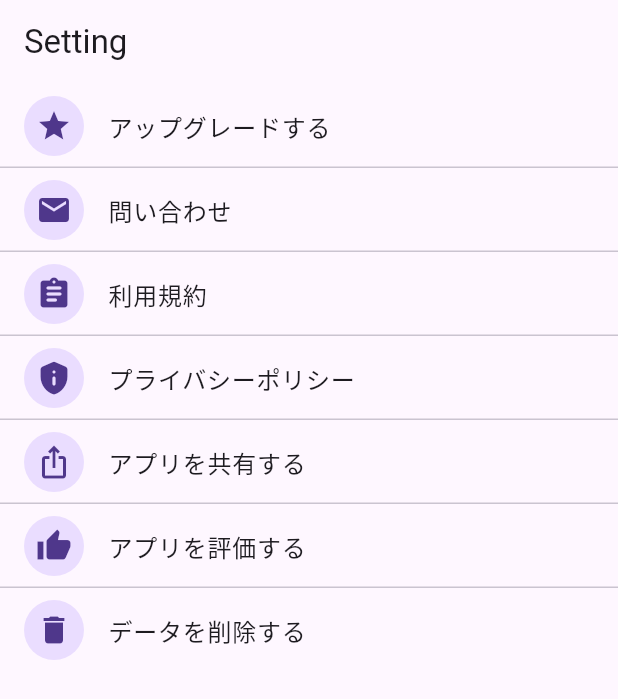
After one commit to zakiyamaaaaa/psycho, a Flutter app: the SettingView screen opened directly, on a phone screen of 412 x 824 dp. The commit adds this screen. Shown: the top 699 px of the screen. Run offline on Flutter 3.47's test engine with Material 3 defaults, Android fonts, the light colour scheme and no system bars; our stand-ins replace flutter_riverpod, isar, riverpod_annotation; accounts and stored records are empty; generated files the repository leaves out were written again.

```diff
--- a/lib/model/question.dart
+++ b/lib/model/question.dart
@@ -28,12 +28,14 @@ class Option {
   late String text;
   late String answer1;
   late String answer2;
+  bool isSelected = false;
 }
 
 enum Category {
   love(0),
   business(1),
-  relationship(2);
+  relationship(2),
+  character(3);
 
   const Category(this.num);
 
--- a/lib/provider/tab_provider.dart
+++ b/lib/provider/tab_provider.dart
@@ -4,7 +4,8 @@ part 'tab_provider.g.dart';
 
 enum TabType {
   home,
-  history
+  history,
+  setting
 }
 
 @riverpod
--- /dev/null
+++ b/lib/view/setting_view.dart
@@ -0,0 +1,72 @@
+
+import 'package:flutter/material.dart';
+
+class SettingView extends StatelessWidget {
+  @override
+  Widget build(BuildContext context) {
+    return Scaffold(
+      appBar: AppBar(
+        title: Text('Setting'),
+      ),
+      body: ListView(
+        children: [
+          ListTile(
+            leading: CircleAvatar(child: Icon(Icons.star)),
+            title: Text('アップグレードする'),
+            onTap: () {
+              Navigator.pushNamed(context, '/account');
+            },
+          ),
+          Divider(height: 0,),
+          ListTile(
+            leading: CircleAvatar(child: Icon(Icons.mail)),
+            title: Text('問い合わせ'),
+            onTap: () {
+              Navigator.pushNamed(context, '/account');
+            },
+          ),
+          Divider(height: 0,),
+          ListTile(
+            leading: CircleAvatar(child: Icon(Icons.assignment_rounded)),
+            title: Text('利用規約'),
+            onTap: () {
+              Navigator.pushNamed(context, '/account');
+            },
+          ),
+          Divider(height: 0,),
+          ListTile(
+            leading: CircleAvatar(child: Icon(Icons.privacy_tip_rounded)),
+            title: Text('プライバシーポリシー'),
+            onTap: () {
+              Navigator.pushNamed(context, '/account');
+            },
+          ),
+          Divider(height: 0,),
+          ListTile(
+            leading: CircleAvatar(child: Icon(Icons.ios_share)),
+            title: Text('アプリを共有する'),
+            onTap: () {
+              Navigator.pushNamed(context, '/account');
+            },
+          ),
+          Divider(height: 0,),
+          ListTile(
+            leading: CircleAvatar(child: Icon(Icons.thumb_up)),
+            title: Text('アプリを評価する'),
+            onTap: () {
+              Navigator.pushNamed(context, '/account');
+            },
+          ),
+          Divider(height: 0,),
+          ListTile(
+            leading: CircleAvatar(child: Icon(Icons.delete)),
+            title: Text('データを削除する'),
+            onTap: () {
+              Navigator.pushNamed(context, '/account');
+            },
+          ),
+        ],
+      ),
+    );
+  }
+}
--- a/pubspec.yaml
+++ b/pubspec.yaml
@@ -26,5 +26,8 @@ dev_dependencies:
 flutter:
   uses-material-design: true
   assets:
-    - assets/
+    - assets/images/thumbnail/
     - images/
+    - images/thumbnail/
+    # - images/test_thumbnail/1/_5ffa8355-8f86-451e-8383-987877284fcd.jpeg
+    # - images/test_thumbnail/2/_bf398619-e3f6-450d-93f8-2ff04398fbf5.jpeg
```
Also changed, not shown: lib/main.dart (+11 -5 lines), lib/provider/data_provider.dart (+21 -0 lines), lib/view/description_view.dart (+19 -4 lines), lib/view/home_view.dart (+101 -30 lines), lib/view/psycho_test_page_view.dart (+15 -4 lines), lib/view/psycho_test_result_view.dart (+36 -13 lines), assets/images/_bf398619-e3f6-450d-93f8-2ff04398fbf5.jpeg (added), assets/images/thumbnail/_5ffa8355-8f86-451e-8383-987877284fcd.jpeg (added), assets/images/thumbnail/_bf398619-e3f6-450d-93f8-2ff04398fbf5.jpeg (added), images/thumbnail/1/_5ffa8355-8f86-451e-8383-987877284fcd.jpeg (added), images/thumbnail/2/_bf398619-e3f6-450d-93f8-2ff04398fbf5.jpeg (added), images/thumbnail/_5ffa8355-8f86-451e-8383-987877284fcd.jpeg (renamed from images/test_thumbnail/1/_5ffa8355-8f86-451e-8383-987877284fcd.jpeg), images/thumbnail/_bf398619-e3f6-450d-93f8-2ff04398fbf5.jpeg (added), lib/model/question.g.dart, 1 more files.
